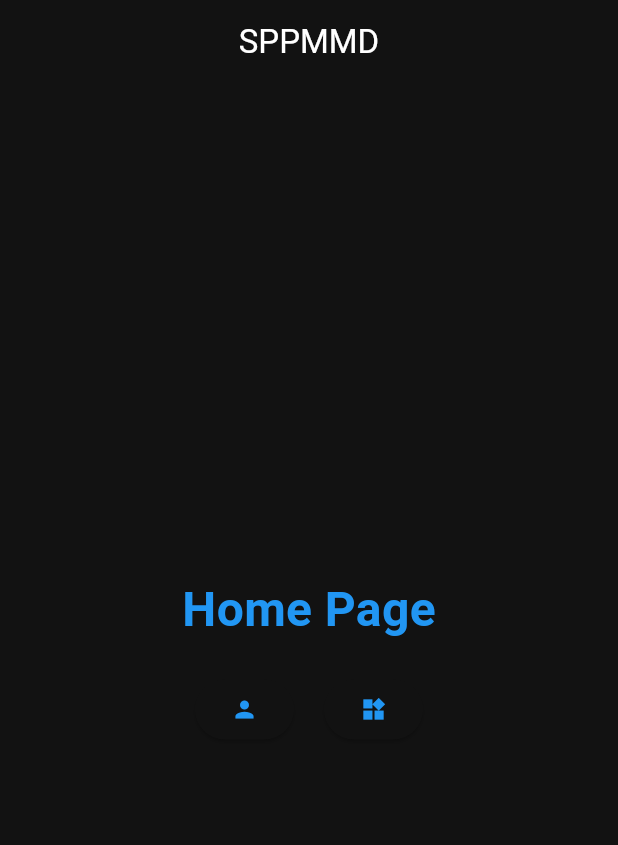
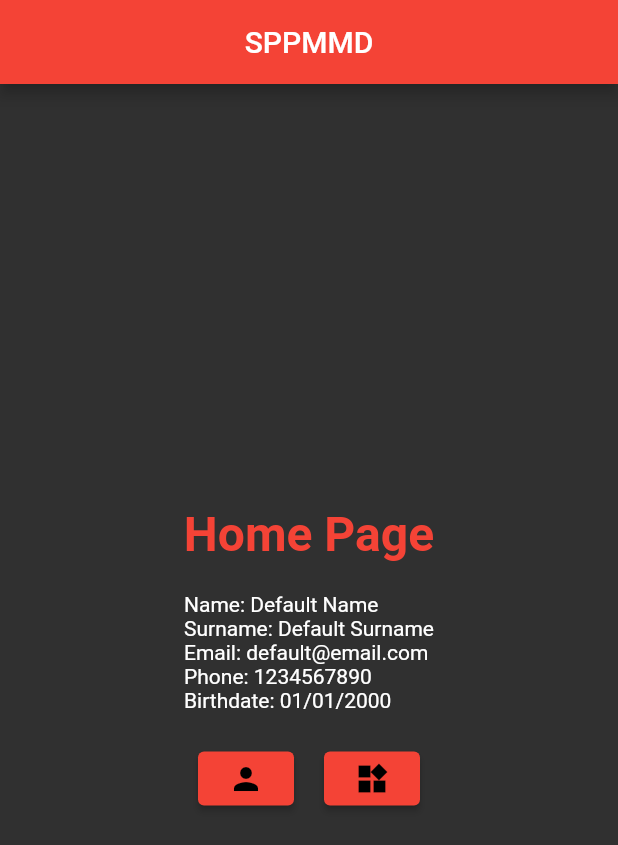
Before and after one commit to Snnas04/S2P-PMM, a Flutter app: the screen it shows after launch, on a phone screen of 412 x 824 dp. Shown: the top 845 px of the screen. Run offline on Flutter 3.47's test engine with Material 2 defaults, Android fonts, the phone set to English and light mode, and no system bars; our stand-ins replace animated_text_kit.

Commit message:
usuaris acabat

```diff
--- a/FluttersProjects/practica_t1/lib/main.dart
+++ b/FluttersProjects/practica_t1/lib/main.dart
@@ -1,7 +1,28 @@
 import 'package:practica_t1/routes/routes.dart';
 import 'package:flutter/material.dart';
+import 'package:provider/provider.dart';
+import 'package:practica_t1/screens/providers/UserInformation.dart';
 
-void main() => runApp(const MyApp());
+void main() {
+  UserInfoModel userInfoModel = UserInfoModel();
+  UserInfo defaultUser = UserInfo(
+    name: 'Default Name',
+    surname: 'Default Surname',
+    email: 'default@email.com',
+    phone: '1234567890',
+    birthdate: '01/01/2000',
+  );
+
+  userInfoModel.updateUserInfo(defaultUser);
+
+  runApp(
+    ChangeNotifierProvider(
+      create: (context) => userInfoModel,
+      child: const MyApp(),
+    ),
+  );
+}
+
 
 class MyApp extends StatelessWidget {
   const MyApp({super.key});
@@ -21,11 +42,12 @@ class MyApp extends StatelessWidget {
 
 
 getTheme() {
-    return ThemeData(
-      useMaterial3: true,
-      colorScheme: const ColorScheme.dark().copyWith(
-        primary: Colors.blue,
-        secondary: Colors.blue,
-      ),
-    );
-  }
+  return ThemeData(
+    colorScheme: const ColorScheme.dark().copyWith(
+      primary: Colors.red,
+    ),
+    appBarTheme: const AppBarTheme( // Define the appBarTheme named parameter
+      backgroundColor: Colors.red,
+    ),
+  );
+}
--- /dev/null
+++ b/FluttersProjects/practica_t1/lib/provider/UserInformation.dart
@@ -0,0 +1 @@
+// TODO Implement this library.
--- a/FluttersProjects/practica_t1/lib/routes/routes.dart
+++ b/FluttersProjects/practica_t1/lib/routes/routes.dart
@@ -6,8 +6,8 @@ import 'package:practica_t1/screens/WidgetPage.dart';
 
 Map<String, WidgetBuilder> getRoutes(){
  return <String, WidgetBuilder>{
-       '/'         : (BuildContext context) => HomePage(),
-       'personal'     : (BuildContext context) => PresonalPage(),
-       'widget'    : (BuildContext context) => WidgetPage(),
-     };
+    '/'         : (BuildContext context) => const HomePage(),
+    'personal': (BuildContext context) => PersonalPage(),
+    'widget'    : (BuildContext context) => const WidgetPage(),
+  };
 }
--- a/FluttersProjects/practica_t1/lib/screens/HomePage.dart
+++ b/FluttersProjects/practica_t1/lib/screens/HomePage.dart
@@ -1,54 +1,59 @@
 import 'package:flutter/material.dart';
+import 'package:provider/provider.dart';
+import 'package:practica_t1/screens/providers/UserInformation.dart';
 
 class HomePage extends StatelessWidget {
-  const HomePage({super.key});
+  const HomePage({Key? key});
 
   @override
   Widget build(BuildContext context) {
     return Scaffold(
       appBar: AppBar(
-        title: Text('SPPMMD'),
+        title: const Text('SPPMMD'),
         centerTitle: true,
       ),
-      body: _mainContainer(context), // Pass the BuildContext to _mainContainer
+      body: _mainContainer(context),
     );
-  }
   }
 
   _mainContainer(BuildContext context) {
-  var titelStyle = const TextStyle(
+    var titleStyle = const TextStyle(
       fontSize: 32,
       fontWeight: FontWeight.bold,
-    color: Colors.blue,
+      color: Colors.red,
     );
 
-  return Container(
-    child: Center(
+    return Center(
       child: Column(
         mainAxisAlignment: MainAxisAlignment.center,
         children: [
-          Text('Home Page', style: titelStyle),
-
-          const SizedBox(height: 20,),
-
+          Text('Home Page', style: titleStyle),
+          const SizedBox(height: 20),
+          // Use Consumer widget to listen to changes in userInfoModel
+          Consumer<UserInfoModel>(
+            builder: (context, userInfoModel, child) {
+              // Get the updated user information
+              UserInfo userInfo = userInfoModel.userInfo;
+              return UserInfoWidget(userInfo: userInfo);
+            },
+          ),
+          const SizedBox(height: 20),
           Row(
             mainAxisAlignment: MainAxisAlignment.center,
-
             children: [
               ElevatedButton(
                 onPressed: () => Navigator.pushNamed(context, 'personal'),
                 child: const Icon(Icons.person),
               ),
-
-            const SizedBox(width: 20,),
-
+              const SizedBox(width: 20),
               ElevatedButton(
                 onPressed: () => Navigator.pushNamed(context, 'widget'),
                 child: const Icon(Icons.widgets),
               ),
-          ])
             ],
           ),
+        ],
       ),
     );
   }
+}
--- a/FluttersProjects/practica_t1/lib/screens/WidgetPage.dart
+++ b/FluttersProjects/practica_t1/lib/screens/WidgetPage.dart
@@ -9,7 +9,7 @@ class WidgetPage extends StatelessWidget {
   final titelStyle = const TextStyle(
     fontSize: 50,
     fontWeight: FontWeight.bold,
-    color: Colors.blue,
+    color: Colors.red,
   );
 
 
--- /dev/null
+++ b/FluttersProjects/practica_t1/lib/screens/providers/UserInformation.dart
@@ -0,0 +1,53 @@
+import 'package:flutter/foundation.dart';
+import 'package:flutter/material.dart';
+
+class UserInfoModel extends ChangeNotifier {
+  UserInfo _userInfo = UserInfo(); // Initialize with default values
+
+  UserInfo get userInfo => _userInfo;
+
+  void updateUserInfo(UserInfo newInfo) {
+    _userInfo = newInfo;
+    notifyListeners();
+  }
+}
+
+class UserInfo {
+  String name;
+  String surname;
+  String email;
+  String phone;
+  String birthdate;
+
+  UserInfo({this.name = '', this.surname = '', this.email = '', this.phone = '', this.birthdate = ''});
+
+  UserInfo copyWith({String? name, String? surname, String? email, String? phone, String? birthdate}) {
+    return UserInfo(
+      name: name ?? this.name,
+      surname: surname ?? this.surname,
+      email: email ?? this.email,
+      phone: phone ?? this.phone,
+      birthdate: birthdate ?? this.birthdate,
+    );
+  }
+}
+
+class UserInfoWidget extends StatelessWidget {
+  final UserInfo userInfo;
+
+  const UserInfoWidget({super.key, required this.userInfo});
+
+  @override
+  Widget build(BuildContext context) {
+    return Column(
+      crossAxisAlignment: CrossAxisAlignment.start,
+      children: [
+        Text('Name: ${userInfo.name}'),
+        Text('Surname: ${userInfo.surname}'),
+        Text('Email: ${userInfo.email}'),
+        Text('Phone: ${userInfo.phone}'),
+        Text('Birthdate: ${userInfo.birthdate}'),
+      ],
+    );
+  }
+}
--- a/FluttersProjects/practica_t1/pubspec.yaml
+++ b/FluttersProjects/practica_t1/pubspec.yaml
@@ -30,6 +30,7 @@ environment:
 dependencies:
   flutter:
     sdk: flutter
+  provider: ^6.0.1
 
 
   # The following adds the Cupertino Icons font to your application.
```
Also changed, not shown: FluttersProjects/practica_t1/lib/screens/PersonalPage.dart (+86 -39 lines), FluttersProjects/practica_t1/pubspec.lock. Lines whose indentation alone changed are shown as unchanged.
